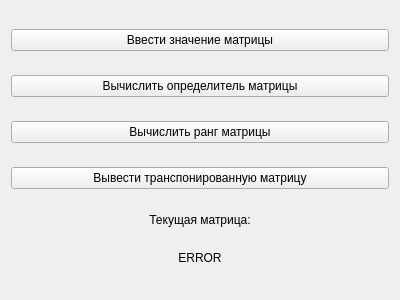
First picture: the form in prog4client/interface.ui, repository Robbivan/GuiClientServerQT, before the edit.
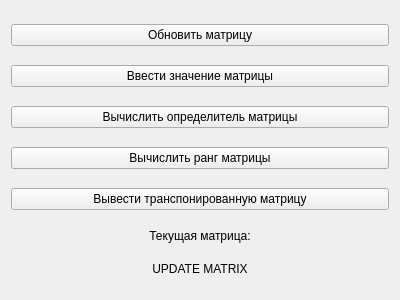
Second picture: the form after the edit.

Commit message: Added answer client and fixed bugs on server

What changed in the file:
```diff
--- a/prog4client/interface.ui
+++ b/prog4client/interface.ui
@@ -14,6 +14,13 @@
    <string>Form</string>
   </property>
   <layout class="QVBoxLayout" name="verticalLayout">
+   <item>
+    <widget class="QPushButton" name="updateButton">
+     <property name="text">
+      <string>Обновить матрицу</string>
+     </property>
+    </widget>
+   </item>
    <item>
     <widget class="QPushButton" name="inputValueButton">
      <property name="text">
@@ -70,7 +77,7 @@
       </sizepolicy>
      </property>
      <property name="text">
-      <string>ERROR</string>
+      <string>UPDATE MATRIX</string>
      </property>
      <property name="alignment">
       <set>Qt::AlignCenter</set>
```
The commit also changes 2 other files.
